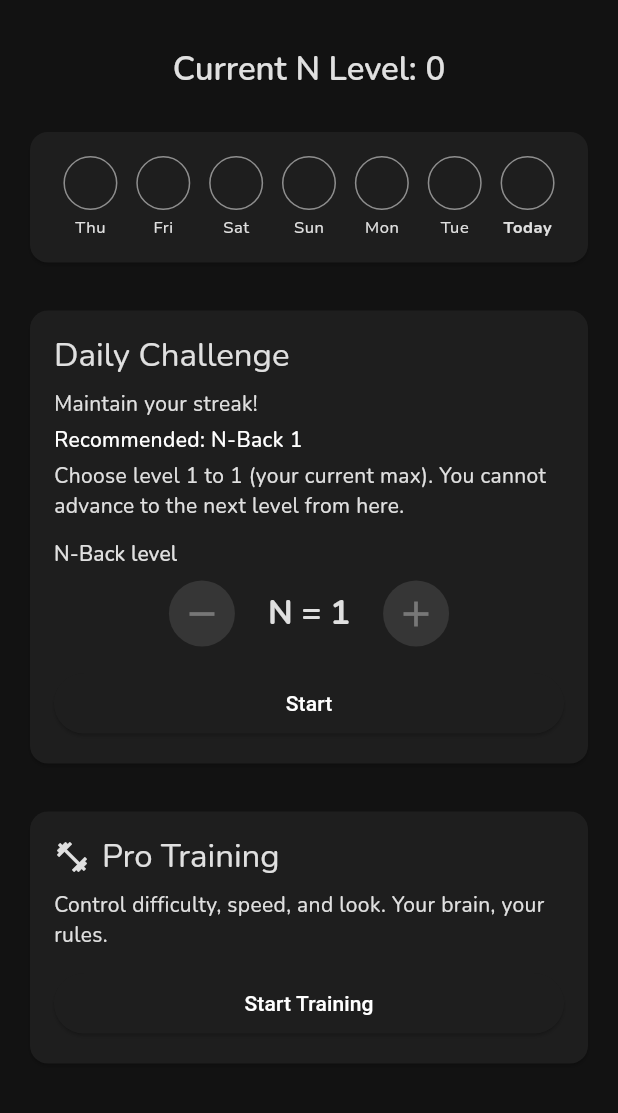
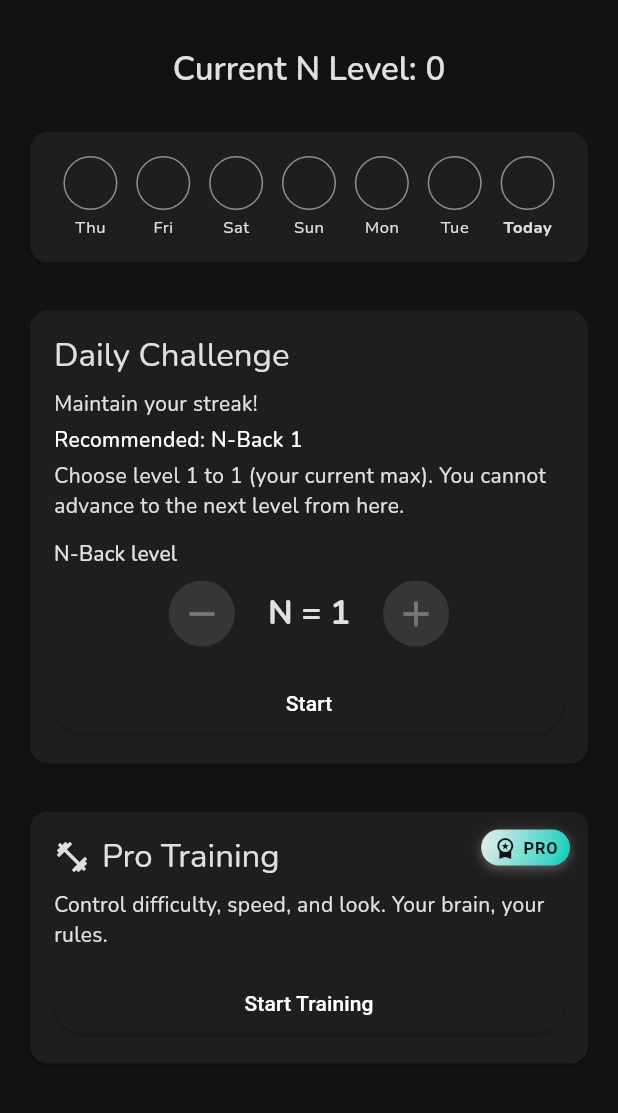
Before and after one commit to vaghblogger/Dual-N-Back, a Flutter app: the HomeScreen screen opened by its route, on a phone screen of 412 x 824 dp, the part 84-1197 px from its top. Run offline on Flutter 3.47's test engine with Material 3 defaults, Android fonts, the phone set to English and light mode, and no system bars; our stand-ins replace audioplayers, cloud_firestore, firebase_auth, firebase_core, fl_chart, flutter_local_notifications and 13 more; accounts and stored records are empty; network calls fail.

Commit message:
App strings, sync service, home and train screens

```diff
--- a/nback_pro/lib/src/core/constants/app_strings.dart
+++ b/nback_pro/lib/src/core/constants/app_strings.dart
@@ -67,6 +67,9 @@ class AppStrings {
   static const String autoNAdjustAfterSession = 'Auto N will adjust after each session.';
   /// Pro Training: "Auto N will adjust after this session."
   static const String autoNAdjustAfterThisSession = 'Auto N will adjust after this session.';
+  /// Pro Training (My N): message when N selection is disabled.
+  static const String proTrainingMyNMessage =
+      'Using your selected N level from Settings (My N). Change it in Settings to train at a different level.';
   /// Daily Challenge optional: "Recommended: N-Back X"
   static const String recommendedN = 'Recommended: N-Back %d';
 
--- a/nback_pro/lib/src/data/services/sync_service.dart
+++ b/nback_pro/lib/src/data/services/sync_service.dart
@@ -94,7 +94,7 @@ class SyncService {
       final merged = <SessionResult>[];
       for (final s in [...serverSessions, ...localSessions]) {
         final key =
-            '${s.date.toIso8601String()}_${s.nLevel}_${s.accuracy.toStringAsFixed(2)}';
+            '${s.date.millisecondsSinceEpoch ~/ 60000}_${s.nLevel}_${s.accuracy.toStringAsFixed(2)}';
         if (seen.add(key)) merged.add(s);
       }
       merged.sort((a, b) => b.date.compareTo(a.date));
--- a/nback_pro/lib/src/presentation/screens/home/home_screen.dart
+++ b/nback_pro/lib/src/presentation/screens/home/home_screen.dart
@@ -294,7 +294,9 @@ class _TrainYourBrainCard extends StatelessWidget {
     final theme = Theme.of(context);
 
     return Card(
-      child: Padding(
+      child: Stack(
+        children: [
+          Padding(
             padding: const EdgeInsets.all(16),
             child: Column(
               crossAxisAlignment: CrossAxisAlignment.stretch,
@@ -327,6 +329,52 @@ class _TrainYourBrainCard extends StatelessWidget {
               ],
             ),
           ),
+          Positioned(
+            top: 12,
+            right: 12,
+            child: Container(
+              padding: const EdgeInsets.symmetric(horizontal: 8, vertical: 4),
+              decoration: BoxDecoration(
+                gradient: LinearGradient(
+                  colors: [
+                    theme.colorScheme.primary.withValues(alpha: 0.9),
+                    theme.colorScheme.tertiary.withValues(alpha: 0.9),
+                  ],
+                  begin: Alignment.topLeft,
+                  end: Alignment.bottomRight,
+                ),
+                borderRadius: BorderRadius.circular(20),
+                boxShadow: [
+                  BoxShadow(
+                    color: theme.colorScheme.primary.withValues(alpha: 0.3),
+                    blurRadius: 6,
+                    offset: const Offset(0, 2),
+                  ),
+                ],
+              ),
+              child: Row(
+                mainAxisSize: MainAxisSize.min,
+                children: [
+                  Icon(
+                    Icons.workspace_premium,
+                    size: 16,
+                    color: theme.colorScheme.onPrimary,
+                  ),
+                  const SizedBox(width: 4),
+                  Text(
+                    'PRO',
+                    style: theme.textTheme.labelSmall?.copyWith(
+                      color: theme.colorScheme.onPrimary,
+                      fontWeight: FontWeight.bold,
+                      letterSpacing: 0.5,
+                    ),
+                  ),
+                ],
+              ),
+            ),
+          ),
+        ],
+      ),
     );
   }
 }
```
Also changed, not shown: nback_pro/lib/src/presentation/screens/train/train_screen.dart (+50 -13 lines). Lines whose indentation alone changed are shown as unchanged.
